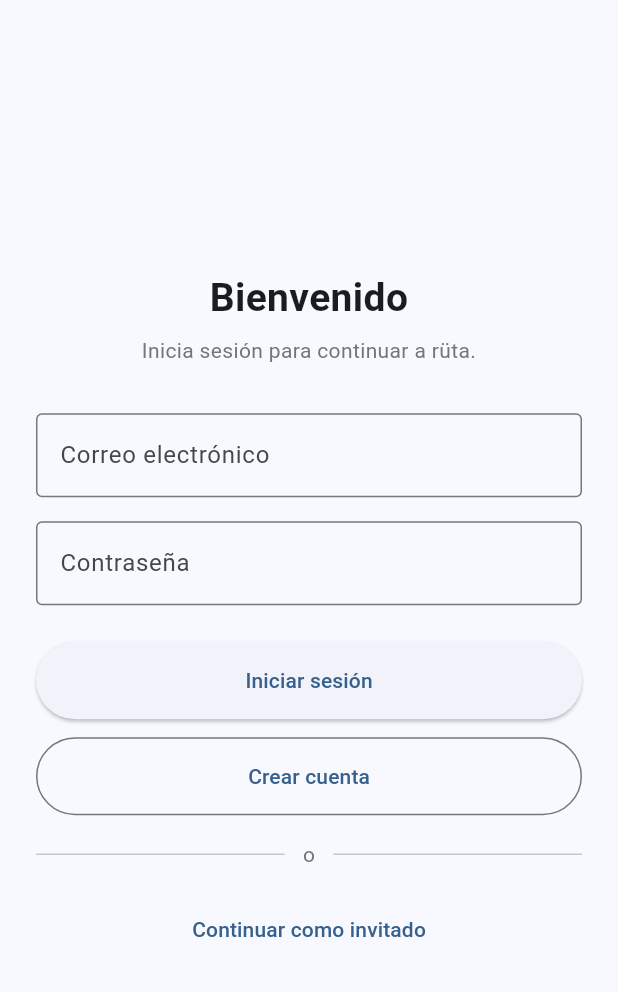
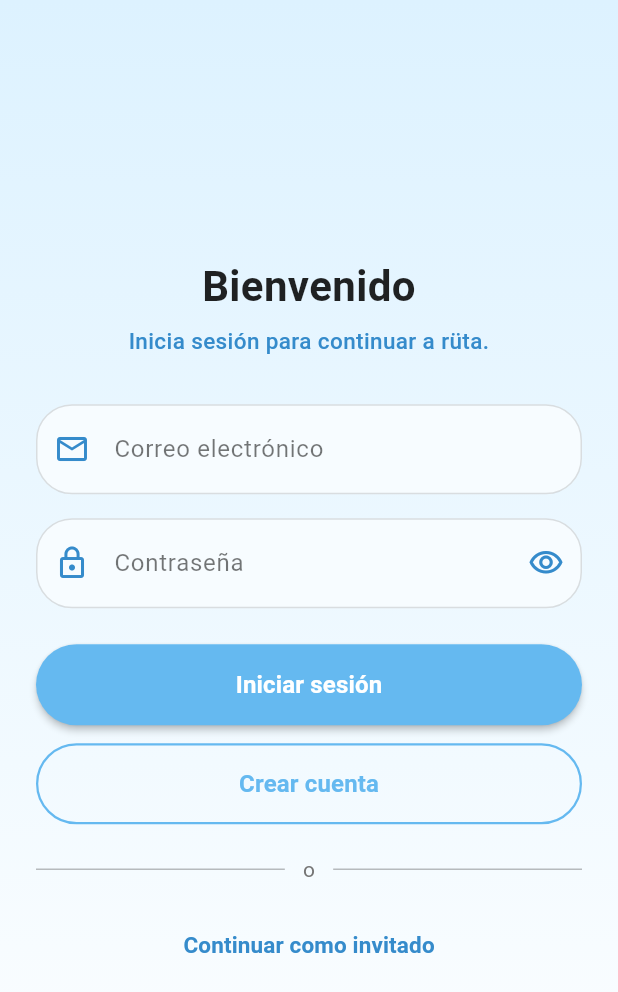
Before and after one commit to EnrikeLikeGenesis/RUTA_Proyecto, a Flutter app: the screen it shows after launch, on a phone screen of 412 x 824 dp. Shown: the top 992 px of the screen. Run offline on Flutter 3.47's test engine with Material 3 defaults, Android fonts, the phone set to English and light mode, and no system bars; our stand-ins replace flutter_local_notifications, flutter_map, geolocator, latlong2, supabase_flutter; accounts and stored records are empty.

Commit message:
Redesign login page

```diff
--- a/lib/screens/auth/login_screen.dart
+++ b/lib/screens/auth/login_screen.dart
@@ -1,5 +1,6 @@
 import 'package:flutter/material.dart';
 import 'package:provider/provider.dart';
+
 import '../../providers/auth_provider.dart';
 import 'register_screen.dart';
 
@@ -15,6 +16,20 @@
   final _passwordController = TextEditingController();
   final _formKey = GlobalKey<FormState>();
 
+  bool _obscurePassword = true;
+
+  // Paleta de colores celeste / azul
+  static const Color primaryColor = Color(0xFF65B9F0); // Azul celeste principal
+  static const Color accentColor = Color(
+    0xFF358BCB,
+  ); // Azul más intenso para detalles e íconos
+  static const Color backgroundColor = Color(
+    0xFFDDF2FF,
+  ); // Celeste claro para fondo/degradado
+  static const Color cardBackgroundColor = Color(
+    0xFFF7FCFF,
+  ); // Relleno suave de campos
+
   Future<void> _handleLogin() async {
     if (!_formKey.currentState!.validate()) return;
 
@@ -28,6 +43,7 @@
       ScaffoldMessenger.of(context).showSnackBar(
         SnackBar(
           content: Text(authProvider.errorMessage ?? 'Error al iniciar sesión'),
+          backgroundColor: Colors.redAccent,
         ),
       );
     }
@@ -35,23 +51,58 @@
     // y el widget raíz (main.dart) navega automáticamente a la app.
   }
 
-  ButtonStyle get _pillShape => ElevatedButton.styleFrom(
-        padding: const EdgeInsets.all(16),
-        shape: RoundedRectangleBorder(borderRadius: BorderRadius.circular(28)),
+  InputDecoration _buildInputDecoration({
+    required String labelText,
+    required IconData prefixIcon,
+    Widget? suffixIcon,
+  }) {
+    return InputDecoration(
+      labelText: labelText,
+      labelStyle: const TextStyle(color: Colors.black54),
+      prefixIcon: Icon(prefixIcon, color: accentColor),
+      suffixIcon: suffixIcon,
+      filled: true,
+      fillColor: cardBackgroundColor,
+      contentPadding: const EdgeInsets.symmetric(horizontal: 20, vertical: 18),
+      border: OutlineInputBorder(
+        borderRadius: BorderRadius.circular(24),
+        borderSide: BorderSide.none,
+      ),
+      enabledBorder: OutlineInputBorder(
+        borderRadius: BorderRadius.circular(24),
+        borderSide: const BorderSide(color: Colors.black12, width: 1),
+      ),
+      focusedBorder: OutlineInputBorder(
+        borderRadius: BorderRadius.circular(24),
+        borderSide: const BorderSide(color: primaryColor, width: 2),
+      ),
+      errorBorder: OutlineInputBorder(
+        borderRadius: BorderRadius.circular(24),
+        borderSide: const BorderSide(color: Colors.redAccent, width: 1.5),
+      ),
+      focusedErrorBorder: OutlineInputBorder(
+        borderRadius: BorderRadius.circular(24),
+        borderSide: const BorderSide(color: Colors.redAccent, width: 2),
+      ),
     );
-
-  ButtonStyle get _outlinedPillShape => OutlinedButton.styleFrom(
-        padding: const EdgeInsets.all(16),
-        shape: RoundedRectangleBorder(borderRadius: BorderRadius.circular(28)),
-      );
+  }
 
   @override
   Widget build(BuildContext context) {
     final isLoading = context.watch<AuthProvider>().isLoading;
 
     return Scaffold(
-      body: SafeArea(
-        child: Padding(
+      body: Container(
+        decoration: const BoxDecoration(
+          gradient: LinearGradient(
+            colors: [backgroundColor, Colors.white],
+            begin: Alignment.topCenter,
+            end: Alignment.bottomCenter,
+          ),
+        ),
+        child: SafeArea(
+          child: Center(
+            child: SingleChildScrollView(
               padding: const EdgeInsets.all(24.0),
               child: Form(
                 key: _formKey,
@@ -62,21 +113,31 @@
                     const Text(
                       'Bienvenido',
                       textAlign: TextAlign.center,
-                  style: TextStyle(fontSize: 26, fontWeight: FontWeight.bold),
+                      style: TextStyle(
+                        fontSize: 28,
+                        fontWeight: FontWeight.bold,
+                        color: Colors.black87,
+                      ),
                     ),
                     const SizedBox(height: 6),
-                Text(
+                    const Text(
                       'Inicia sesión para continuar a rüta.',
                       textAlign: TextAlign.center,
-                  style: TextStyle(color: Colors.grey.shade600),
+                      style: TextStyle(
+                        fontSize: 15,
+                        color: accentColor,
+                        fontWeight: FontWeight.w500,
+                      ),
                     ),
                     const SizedBox(height: 32),
+
+                    // Campo de Email
                     TextFormField(
                       controller: _emailController,
                       keyboardType: TextInputType.emailAddress,
-                  decoration: const InputDecoration(
+                      decoration: _buildInputDecoration(
                         labelText: 'Correo electrónico',
-                    border: OutlineInputBorder(),
+                        prefixIcon: Icons.email_outlined,
                       ),
                       validator: (value) {
                         if (value == null || !value.contains('@')) {
@@ -86,12 +147,27 @@
                       },
                     ),
                     const SizedBox(height: 16),
+
+                    // Campo de Contraseña
                     TextFormField(
                       controller: _passwordController,
-                  obscureText: true,
-                  decoration: const InputDecoration(
+                      obscureText: _obscurePassword,
+                      decoration: _buildInputDecoration(
                         labelText: 'Contraseña',
-                    border: OutlineInputBorder(),
+                        prefixIcon: Icons.lock_outline,
+                        suffixIcon: IconButton(
+                          icon: Icon(
+                            _obscurePassword
+                                ? Icons.visibility_outlined
+                                : Icons.visibility_off_outlined,
+                            color: accentColor,
+                          ),
+                          onPressed: () {
+                            setState(() {
+                              _obscurePassword = !_obscurePassword;
+                            });
+                          },
+                        ),
                       ),
                       validator: (value) {
                         if (value == null || value.length < 6) {
@@ -101,46 +177,106 @@
                       },
                     ),
                     const SizedBox(height: 24),
-                ElevatedButton(
+
+                    // Botón Iniciar sesión
+                    SizedBox(
+                      height: 54,
+                      child: ElevatedButton(
                         onPressed: isLoading ? null : _handleLogin,
-                  style: _pillShape,
+                        style: ElevatedButton.styleFrom(
+                          backgroundColor: primaryColor,
+                          foregroundColor: Colors.white,
+                          elevation: 2,
+                          shape: RoundedRectangleBorder(
+                            borderRadius: BorderRadius.circular(28),
+                          ),
+                        ),
                         child: isLoading
                             ? const SizedBox(
-                          height: 20,
-                          width: 20,
-                          child: CircularProgressIndicator(strokeWidth: 2),
+                                height: 24,
+                                width: 24,
+                                child: CircularProgressIndicator(
+                                  strokeWidth: 2.5,
+                                  color: Colors.white,
+                                ),
                               )
-                      : const Text('Iniciar sesión'),
+                            : const Text(
+                                'Iniciar sesión',
+                                style: TextStyle(
+                                  fontSize: 16,
+                                  fontWeight: FontWeight.bold,
+                                ),
+                              ),
+                      ),
                     ),
                     const SizedBox(height: 12),
-                OutlinedButton(
+
+                    // Botón Crear cuenta
+                    SizedBox(
+                      height: 54,
+                      child: OutlinedButton(
                         onPressed: () {
                           Navigator.of(context).push(
-                      MaterialPageRoute(builder: (_) => const RegisterScreen()),
+                            MaterialPageRoute(
+                              builder: (_) => const RegisterScreen(),
+                            ),
                           );
                         },
-                  style: _outlinedPillShape,
-                  child: const Text('Crear cuenta'),
+                        style: OutlinedButton.styleFrom(
+                          side: const BorderSide(
+                            color: primaryColor,
+                            width: 1.5,
                           ),
-                const SizedBox(height: 16),
+                          foregroundColor: primaryColor,
+                          shape: RoundedRectangleBorder(
+                            borderRadius: BorderRadius.circular(28),
+                          ),
+                        ),
+                        child: const Text(
+                          'Crear cuenta',
+                          style: TextStyle(
+                            fontSize: 16,
+                            fontWeight: FontWeight.bold,
+                          ),
+                        ),
+                      ),
+                    ),
+                    const SizedBox(height: 20),
+
+                    // Divisor con "o"
                     Row(
                       children: [
-                    const Expanded(child: Divider()),
+                        const Expanded(child: Divider(color: Colors.black26)),
                         Padding(
                           padding: const EdgeInsets.symmetric(horizontal: 12),
-                      child: Text('o', style: TextStyle(color: Colors.grey.shade600)),
+                          child: Text(
+                            'o',
+                            style: TextStyle(color: Colors.grey.shade600),
                           ),
-                    const Expanded(child: Divider()),
+                        ),
+                        const Expanded(child: Divider(color: Colors.black26)),
                       ],
                     ),
                     const SizedBox(height: 16),
+
+                    // Continuar como invitado
                     Center(
                       child: TextButton(
-                    onPressed: () => context.read<AuthProvider>().continueAsGuest(),
-                    child: const Text('Continuar como invitado'),
+                        onPressed: () =>
+                            context.read<AuthProvider>().continueAsGuest(),
+                        child: const Text(
+                          'Continuar como invitado',
+                          style: TextStyle(
+                            color: accentColor,
+                            fontWeight: FontWeight.w600,
+                            fontSize: 15,
+                          ),
+                        ),
                       ),
                     ),
                   ],
+                ),
+              ),
             ),
           ),
         ),
```
Lines whose indentation alone changed are shown as unchanged.
